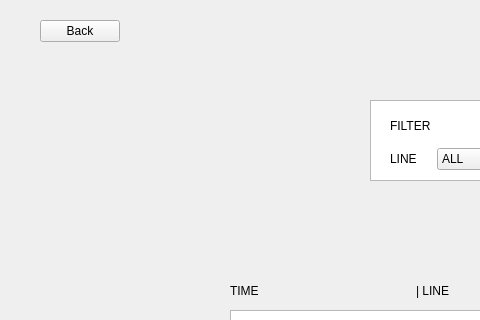
First picture: the form in client/MainUI/src/views/environment_logs_widget.ui, repository Intel-Edge-9s/MES, before the edit; both pictures show x 0 to 480 and y 0 to 320 of the 1059 by 731 pixel window.
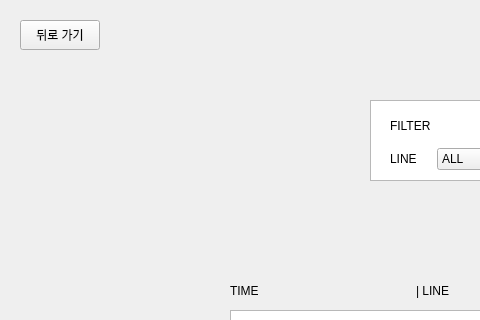
Second picture: the form after the edit.

What changed in the file:
```diff
--- a/client/MainUI/src/views/environment_logs_widget.ui
+++ b/client/MainUI/src/views/environment_logs_widget.ui
@@ -183,14 +183,14 @@
   <widget class="QPushButton" name="Back_btn">
    <property name="geometry">
     <rect>
-     <x>40</x>
+     <x>20</x>
      <y>20</y>
      <width>80</width>
-     <height>22</height>
+     <height>30</height>
     </rect>
    </property>
    <property name="text">
-    <string>Back</string>
+    <string>뒤로 가기</string>
    </property>
   </widget>
  </widget>
```
